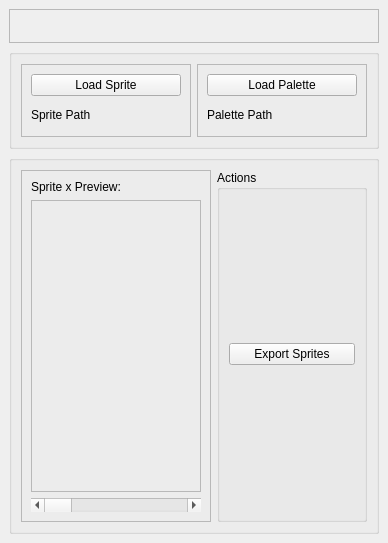
Old version of the form bbh2sr/templates/main.ui in the repository mb2g17/BubbleBobbleHero2SpriteRipper.
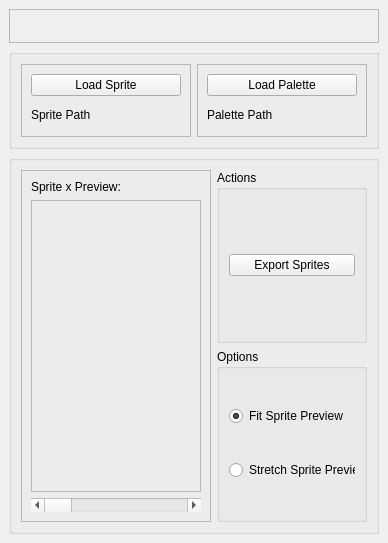
New version of the form. Icons and pictures are not drawn.

Commit message: Added fit and stretch options

What changed in the file:
```diff
--- a/bbh2sr/templates/main.ui
+++ b/bbh2sr/templates/main.ui
@@ -286,7 +286,7 @@
         </widget>
        </item>
        <item>
-        <widget class="QGroupBox" name="groupBox_actions">
+        <widget class="QFrame" name="frame_actions_options">
          <property name="sizePolicy">
           <sizepolicy hsizetype="Fixed" vsizetype="Preferred">
            <horstretch>0</horstretch>
@@ -299,15 +299,107 @@
            <height>16777215</height>
           </size>
          </property>
-         <property name="title">
-          <string>Actions</string>
+         <property name="contextMenuPolicy">
+          <enum>Qt::DefaultContextMenu</enum>
          </property>
-         <layout class="QVBoxLayout" name="verticalLayout_4">
+         <property name="frameShape">
+          <enum>QFrame::NoFrame</enum>
+         </property>
+         <property name="frameShadow">
+          <enum>QFrame::Plain</enum>
+         </property>
+         <property name="lineWidth">
+          <number>0</number>
+         </property>
+         <property name="midLineWidth">
+          <number>0</number>
+         </property>
+         <layout class="QVBoxLayout" name="verticalLayout_6">
+          <property name="spacing">
+           <number>6</number>
+          </property>
+          <property name="leftMargin">
+           <number>0</number>
+          </property>
+          <property name="topMargin">
+           <number>0</number>
+          </property>
+          <property name="rightMargin">
+           <number>0</number>
+          </property>
+          <property name="bottomMargin">
+           <number>0</number>
+          </property>
           <item>
-           <widget class="QPushButton" name="button_export_sprites">
-            <property name="text">
-             <string>Export Sprites</string>
+           <widget class="QGroupBox" name="groupBox_actions">
+            <property name="sizePolicy">
+             <sizepolicy hsizetype="Preferred" vsizetype="Preferred">
+              <horstretch>0</horstretch>
+              <verstretch>0</verstretch>
+             </sizepolicy>
             </property>
+            <property name="maximumSize">
+             <size>
+              <width>16777215</width>
+              <height>16777215</height>
+             </size>
+            </property>
+            <property name="title">
+             <string>Actions</string>
+            </property>
+            <layout class="QVBoxLayout" name="verticalLayout_4">
+             <item>
+              <widget class="QPushButton" name="button_export_sprites">
+               <property name="text">
+                <string>Export Sprites</string>
+               </property>
+              </widget>
+             </item>
+            </layout>
+           </widget>
+          </item>
+          <item>
+           <widget class="QGroupBox" name="groupBox_options">
+            <property name="sizePolicy">
+             <sizepolicy hsizetype="Preferred" vsizetype="Preferred">
+              <horstretch>0</horstretch>
+              <verstretch>0</verstretch>
+             </sizepolicy>
+            </property>
+            <property name="maximumSize">
+             <size>
+              <width>16777215</width>
+              <height>16777215</height>
+             </size>
+            </property>
+            <property name="title">
+             <string>Options</string>
+            </property>
+            <property name="flat">
+             <bool>false</bool>
+            </property>
+            <property name="checkable">
+             <bool>false</bool>
+            </property>
+            <layout class="QVBoxLayout" name="verticalLayout_7">
+             <item>
+              <widget class="QRadioButton" name="radio_button_fit">
+               <property name="text">
+                <string>Fit Sprite Preview</string>
+               </property>
+               <property name="checked">
+                <bool>true</bool>
+               </property>
+              </widget>
+             </item>
+             <item>
+              <widget class="QRadioButton" name="radio_button_stretch">
+               <property name="text">
+                <string>Stretch Sprite Preview</string>
+               </property>
+              </widget>
+             </item>
+            </layout>
            </widget>
           </item>
          </layout>
```
The commit also changes 2 other files.
